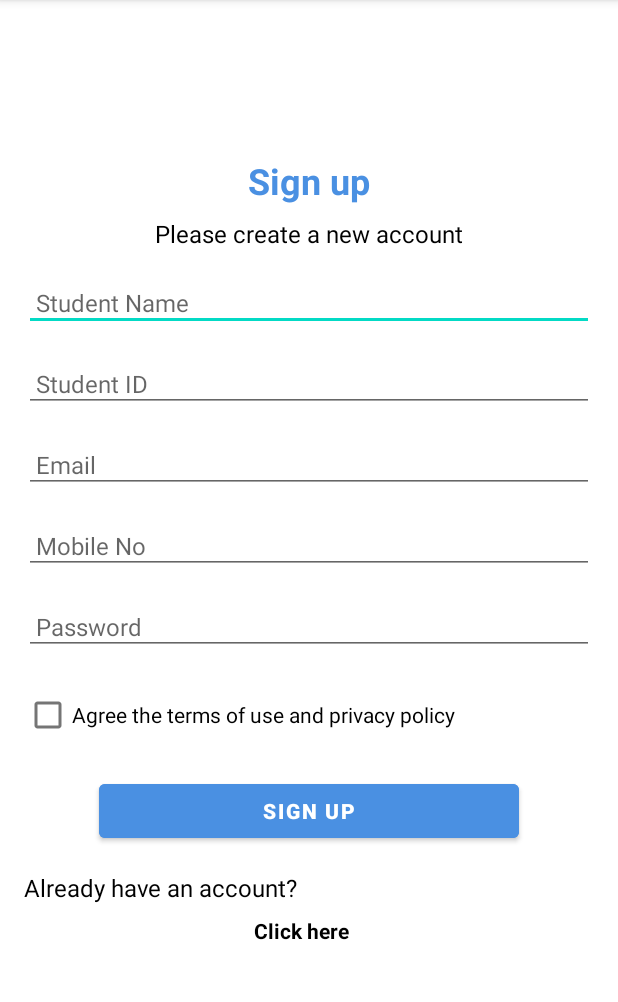
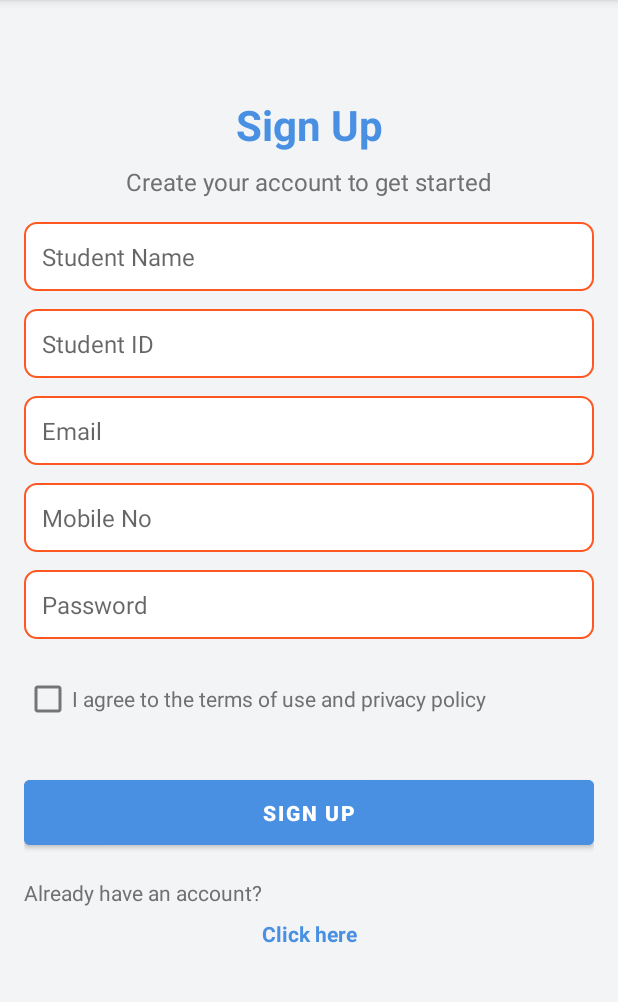
Before and after one commit to Arafat-Porosh/HallEase, an Android app: the signup screen opened directly, with no data from a screen before it, on a phone screen of 412 x 824 dp, the part 84-1086 px from its top. Run offline under Robolectric (Android 15) with nearby library versions, the phone set to English and light mode, and no system bars; our stand-ins replace Firebase (no records; nobody signed in at launch, a user with empty details on screens opened directly).

Commit message:
Change committed

```diff
--- a/app/src/main/java/com/arafatporosh/hallmanagement/Complaint.kt
+++ b/app/src/main/java/com/arafatporosh/hallmanagement/Complaint.kt
@@ -5,5 +5,5 @@ data class Complaint(
     val heading: String = "",
     val details: String = "",
     val timestamp: Long = 0L,
-    val status: String = "Pending" // Default status set to "Pending"
+    val status: String = "Pending"
 )
--- a/app/src/main/java/com/arafatporosh/hallmanagement/ComplaintHistoryAdapter.kt
+++ b/app/src/main/java/com/arafatporosh/hallmanagement/ComplaintHistoryAdapter.kt
@@ -27,7 +27,6 @@ class ComplaintHistoryAdapter(private val complaints: List<Complaint>) :
         holder.date.text = java.text.DateFormat.getDateTimeInstance().format(complaint.timestamp)
         holder.status.text = "Status: ${complaint.status}" // Dynamically set the status
 
-        // Update text color based on status
         holder.status.setTextColor(
             if (complaint.status == "Pending") android.graphics.Color.RED
             else android.graphics.Color.GREEN
--- a/app/src/main/java/com/arafatporosh/hallmanagement/ForgotPassword.kt
+++ b/app/src/main/java/com/arafatporosh/hallmanagement/ForgotPassword.kt
@@ -18,16 +18,11 @@ class ForgotPassword : AppCompatActivity() {
         super.onCreate(savedInstanceState)
         setContentView(R.layout.activity_forgot_password)
 
-        // Initialize Firebase Auth
         auth = FirebaseAuth.getInstance()
 
-        // Initialize views
         emailInput = findViewById(R.id.emailInput)
         continueButton = findViewById(R.id.continueButton)
 
-        // Handle back button click
-
-        // Handle continue button click
         continueButton.setOnClickListener {
             val email = emailInput.text.toString().trim()
 
@@ -37,7 +32,6 @@ class ForgotPassword : AppCompatActivity() {
                 return@setOnClickListener
             }
 
-            // Send password reset email
             auth.sendPasswordResetEmail(email)
                 .addOnCompleteListener { task ->
                     if (task.isSuccessful) {
--- a/app/src/main/java/com/arafatporosh/hallmanagement/WelcomeActivity.kt
+++ b/app/src/main/java/com/arafatporosh/hallmanagement/WelcomeActivity.kt
@@ -12,12 +12,10 @@ class WelcomeActivity : AppCompatActivity() {
         super.onCreate(savedInstanceState)
         setContentView(R.layout.activity_welcome)
 
-        // Simulate a delay before navigating to the Login Page
         Handler(Looper.getMainLooper()).postDelayed({
-            // Navigate to Login Page
             val intent = Intent(this@WelcomeActivity, login::class.java)
             startActivity(intent)
-            finish() // Close Welcome screen
-        }, 5000) // Delay for 3 seconds
+            finish()
+        }, 5000)
     }
 }
--- a/app/src/main/java/com/arafatporosh/hallmanagement/complaintHistory.kt
+++ b/app/src/main/java/com/arafatporosh/hallmanagement/complaintHistory.kt
@@ -17,10 +17,8 @@ class complaintHistory : AppCompatActivity() {
         super.onCreate(savedInstanceState)
         setContentView(R.layout.activity_complaint_history)
 
-        // Initialize Firebase Database
         database = FirebaseDatabase.getInstance().getReference("complaints")
 
-        // Setup RecyclerView
         complaintsRecyclerView = findViewById(R.id.rv_complaint_history)
         complaintsRecyclerView.layoutManager = LinearLayoutManager(this)
         complaintsAdapter = ComplaintHistoryAdapter(complaintsList)
@@ -31,7 +29,7 @@ class complaintHistory : AppCompatActivity() {
     private fun fetchComplaints() {
         database.addValueEventListener(object : ValueEventListener {
             override fun onDataChange(snapshot: DataSnapshot) {
-                complaintsList.clear() // Clear the list to avoid duplicate data
+                complaintsList.clear()
                 for (complaintSnapshot in snapshot.children) {
                     val complaint = complaintSnapshot.getValue(Complaint::class.java)
                     if (complaint != null) {
--- a/app/src/main/java/com/arafatporosh/hallmanagement/login.kt
+++ b/app/src/main/java/com/arafatporosh/hallmanagement/login.kt
@@ -18,7 +18,6 @@ class login : AppCompatActivity() {
         super.onCreate(savedInstanceState)
         setContentView(R.layout.activity_login)
 
-        // Initialize Firebase Auth
         auth = FirebaseAuth.getInstance()
 
         val emailField = findViewById<EditText>(R.id.et_cuet_mail)
@@ -33,7 +32,6 @@ class login : AppCompatActivity() {
         }
 
 
-        // Sign-in button click listener
         signInButton.setOnClickListener {
             val userEmail = emailField.text.toString().trim()
             val password = passwordField.text.toString().trim()
@@ -46,7 +44,6 @@ class login : AppCompatActivity() {
         }
 
         forgotPasswordText.setOnClickListener {
-            // Navigate to Forgot Password page (implement separately if needed)
             val intent = Intent(this, ForgotPassword::class.java)
             startActivity(intent)
         }
@@ -65,7 +62,6 @@ class login : AppCompatActivity() {
                             if (dataSnapshot.exists()) {
                                 val userType = dataSnapshot.child("email").value.toString()
 
-                                // Admin check
                                 if (userEmail == "bbhall@cuet.ac.bd") {
                                     // Navigate to Admin Dashboard
 //                                    val intent = Intent(this, AdminDashboardActivity::class.java)
--- a/app/src/main/java/com/arafatporosh/hallmanagement/signup.kt
+++ b/app/src/main/java/com/arafatporosh/hallmanagement/signup.kt
@@ -41,7 +41,6 @@ class signup : AppCompatActivity() {
             startActivity(intent)
         }
 
-        // Sign-up button click listener
         signUpButton.setOnClickListener {
             val name = studentName.text.toString().trim()
             val id = studentID.text.toString().trim()
@@ -54,7 +53,6 @@ class signup : AppCompatActivity() {
             } else if (!termsCheckBox.isChecked) {
                 Toast.makeText(this, "Please agree to the terms and conditions", Toast.LENGTH_SHORT).show()
             } else {
-                // Create a new user with email and password
                 createNewUser(name, id, userEmail, mobile, pass)
             }
         }
--- a/app/src/main/java/com/arafatporosh/hallmanagement/stuDashboard.kt
+++ b/app/src/main/java/com/arafatporosh/hallmanagement/stuDashboard.kt
@@ -14,7 +14,6 @@ class stuDashboard : AppCompatActivity() {
         super.onCreate(savedInstanceState)
         setContentView(R.layout.activity_stu_dashboard)
 
-        // Set click listeners for the cards
         findViewById<CardView>(R.id.card_create_complaint).setOnClickListener {
             val intent = Intent(this, createComplaint::class.java)
             startActivity(intent)
--- /dev/null
+++ b/app/src/main/res/drawable/edittext_background.xml
@@ -0,0 +1,5 @@
+<shape xmlns:android="http://schemas.android.com/apk/res/android">
+    <solid android:color="#FFFFFF" />
+    <stroke android:width="1dp" android:color="#FF5722" />
+    <corners android:radius="8dp" />
+</shape>
--- a/app/src/main/res/layout/activity_complaint_history.xml
+++ b/app/src/main/res/layout/activity_complaint_history.xml
@@ -6,7 +6,6 @@
     android:layout_width="match_parent"
     android:layout_height="match_parent">
 
-    <!-- RecyclerView -->
     <TextView
         android:id="@+id/tv_title_complaint_history"
         android:layout_width="wrap_content"
--- a/app/src/main/res/layout/activity_create_complaint.xml
+++ b/app/src/main/res/layout/activity_create_complaint.xml
@@ -22,7 +22,6 @@
         app:layout_constraintStart_toStartOf="parent"
         app:layout_constraintTop_toTopOf="parent" />
 
-    <!-- Heading Input Field -->
 
     <TextView
         android:id="@+id/tv_heading_label"
@@ -49,9 +48,6 @@
         app:layout_constraintEnd_toEndOf="parent"
         android:layout_marginTop="8dp" />
 
-    <!-- Complaint Input Label -->
-
-    <!-- Complaint Input Field -->
     <TextView
         android:id="@+id/tv_complaint_label"
         android:layout_width="wrap_content"
@@ -79,7 +75,6 @@
         app:layout_constraintEnd_toEndOf="parent"
         android:layout_marginTop="8dp" />
 
-    <!-- Submit Button -->
     <Button
         android:id="@+id/btn_submit_complaint"
         android:layout_width="0dp"
--- a/app/src/main/res/layout/activity_forgot_password.xml
+++ b/app/src/main/res/layout/activity_forgot_password.xml
@@ -22,7 +22,6 @@
         app:layout_constraintStart_toStartOf="parent"
         app:layout_constraintTop_toTopOf="parent" />
 
-    <!-- Continue Button -->
     <TextView
         android:id="@+id/subtitle"
         android:layout_width="0dp"
--- a/app/src/main/res/layout/activity_signup.xml
+++ b/app/src/main/res/layout/activity_signup.xml
@@ -1,24 +1,20 @@
 <?xml version="1.0" encoding="utf-8"?>
-<androidx.constraintlayout.widget.ConstraintLayout xmlns:android="http://schemas.android.com/apk/res/android"
+<androidx.constraintlayout.widget.ConstraintLayout
+    xmlns:android="http://schemas.android.com/apk/res/android"
     xmlns:app="http://schemas.android.com/apk/res-auto"
     android:layout_width="match_parent"
     android:layout_height="match_parent"
     android:padding="16dp"
-    android:background="#FFFFFF">
-
-
-    <!-- Title -->
-
-    <!-- Subtitle -->
+    android:background="#F3F4F6">
 
     <TextView
         android:id="@+id/title_sign_up"
         android:layout_width="wrap_content"
         android:layout_height="wrap_content"
-        android:layout_marginTop="88dp"
-        android:text="Sign up"
+        android:layout_marginTop="48dp"
+        android:text="Sign Up"
         android:textColor="#4A90E2"
-        android:textSize="24sp"
+        android:textSize="28sp"
         android:textStyle="bold"
         app:layout_constraintEnd_toEndOf="parent"
         app:layout_constraintStart_toStartOf="parent"
@@ -28,22 +24,21 @@
         android:id="@+id/subtitle_sign_up"
         android:layout_width="wrap_content"
         android:layout_height="wrap_content"
-        android:text="Please create a new account"
+        android:text="Create your account to get started"
         android:textSize="16sp"
-        android:textColor="#000000"
+        android:textColor="#707070"
         app:layout_constraintTop_toBottomOf="@id/title_sign_up"
         app:layout_constraintStart_toStartOf="parent"
         app:layout_constraintEnd_toEndOf="parent"
         android:layout_marginTop="8dp" />
 
-    <!-- Student Name -->
     <EditText
         android:id="@+id/et_student_name"
         android:layout_width="0dp"
         android:layout_height="wrap_content"
         android:hint="Student Name"
-        android:textColor="@color/black"
-        android:padding="8dp"
+        android:padding="12dp"
+        android:background="@drawable/edittext_background"
         android:textSize="16sp"
         android:inputType="textPersonName"
         app:layout_constraintTop_toBottomOf="@id/subtitle_sign_up"
@@ -51,120 +46,109 @@
         app:layout_constraintEnd_toEndOf="parent"
         android:layout_marginTop="16dp" />
 
-    <!-- Student ID -->
     <EditText
         android:id="@+id/et_student_id"
         android:layout_width="0dp"
         android:layout_height="wrap_content"
         android:hint="Student ID"
-        android:textColor="@color/black"
-        android:padding="8dp"
+        android:padding="12dp"
+        android:background="@drawable/edittext_background"
         android:textSize="16sp"
         android:inputType="text"
         app:layout_constraintTop_toBottomOf="@id/et_student_name"
         app:layout_constraintStart_toStartOf="parent"
         app:layout_constraintEnd_toEndOf="parent"
-        android:layout_marginTop="16dp" />
+        android:layout_marginTop="12dp" />
 
-    <!-- Department -->
     <EditText
         android:id="@+id/et_mail"
         android:layout_width="0dp"
         android:layout_height="wrap_content"
         android:hint="Email"
-        android:padding="8dp"
+        android:padding="12dp"
+        android:background="@drawable/edittext_background"
         android:textSize="16sp"
-        android:inputType="text"
-        android:textColor="@color/black"
+        android:inputType="textEmailAddress"
         app:layout_constraintTop_toBottomOf="@id/et_student_id"
         app:layout_constraintStart_toStartOf="parent"
         app:layout_constraintEnd_toEndOf="parent"
-        android:layout_marginTop="16dp" />
+        android:layout_marginTop="12dp" />
 
-    <!-- Mobile Number -->
     <EditText
         android:id="@+id/et_mobile_no"
         android:layout_width="0dp"
         android:layout_height="wrap_content"
         android:hint="Mobile No"
-        android:padding="8dp"
+        android:padding="12dp"
+        android:background="@drawable/edittext_background"
         android:textSize="16sp"
         android:inputType="phone"
-        android:textColor="@color/black"
         app:layout_constraintTop_toBottomOf="@id/et_mail"
         app:layout_constraintStart_toStartOf="parent"
         app:layout_constraintEnd_toEndOf="parent"
-        android:layout_marginTop="16dp" />
+        android:layout_marginTop="12dp" />
 
-    <!-- Password -->
     <EditText
         android:id="@+id/et_password"
         android:layout_width="0dp"
         android:layout_height="wrap_content"
         android:hint="Password"
-        android:padding="8dp"
+        android:padding="12dp"
+        android:background="@drawable/edittext_background"
         android:textSize="16sp"
-        android:textColor="@color/black"
         android:inputType="textPassword"
         app:layout_constraintTop_toBottomOf="@id/et_mobile_no"
         app:layout_constraintStart_toStartOf="parent"
         app:layout_constraintEnd_toEndOf="parent"
-        android:layout_marginTop="16dp" />
+        android:layout_marginTop="12dp" />
 
-    <!-- Terms and Conditions -->
     <CheckBox
         android:id="@+id/cb_terms_conditions"
         android:layout_width="wrap_content"
         android:layout_height="wrap_content"
-        android:text="Agree the terms of use and privacy policy"
-        android:textColor="#000000"
+        android:text="I agree to the terms of use and privacy policy"
+        android:textColor="#707070"
         android:textSize="14sp"
         app:layout_constraintTop_toBottomOf="@id/et_password"
         app:layout_constraintStart_toStartOf="parent"
         android:layout_marginTop="16dp" />
 
-    <!-- Sign-Up Button -->
     <Button
         android:id="@+id/btn_sign_up"
         android:layout_width="0dp"
         android:layout_height="wrap_content"
-        android:text="Sign up"
-        android:layout_marginLeft="50dp"
-        android:layout_marginRight="50dp"
+        android:text="SIGN UP"
         android:backgroundTint="#4A90E2"
         android:textColor="#FFFFFF"
         android:textStyle="bold"
+        android:padding="12dp"
         app:layout_constraintTop_toBottomOf="@id/cb_terms_conditions"
         app:layout_constraintStart_toStartOf="parent"
         app:layout_constraintEnd_toEndOf="parent"
-        android:layout_marginTop="16dp" />
+        android:layout_marginTop="24dp" />
 
-    <!-- Already have an account? -->
     <TextView
         android:id="@+id/tv_already_have_account"
         android:layout_width="wrap_content"
         android:layout_height="wrap_content"
         android:text="Already have an account?"
-        android:textSize="16sp"
-        android:textColor="#000000"
+        android:textSize="14sp"
+        android:textColor="#707070"
         app:layout_constraintTop_toBottomOf="@id/btn_sign_up"
         app:layout_constraintStart_toStartOf="parent"
         android:layout_marginTop="16dp" />
 
-    <!-- Sign-In Button -->
     <TextView
         android:id="@+id/tv_click_here"
-        android:layout_width="100dp"
+        android:layout_width="wrap_content"
         android:layout_height="wrap_content"
-        android:layout_marginLeft="50dp"
-        android:layout_marginTop="8dp"
-        android:layout_marginRight="50dp"
         android:text="Click here"
-        android:textColor="@color/black"
+        android:textColor="#4A90E2"
         android:textStyle="bold"
+        android:textSize="14sp"
+        app:layout_constraintTop_toBottomOf="@id/tv_already_have_account"
+        app:layout_constraintStart_toStartOf="parent"
         app:layout_constraintEnd_toEndOf="parent"
-        app:layout_constraintHorizontal_bias="0.573"
-        app:layout_constraintStart_toStartOf="parent"
-        app:layout_constraintTop_toBottomOf="@id/tv_already_have_account" />
+        android:layout_marginTop="8dp" />
 
 </androidx.constraintlayout.widget.ConstraintLayout>
--- a/gradle.properties
+++ b/gradle.properties
@@ -21,3 +21,4 @@ kotlin.code.style=official
 # resources declared in the library itself and none from the library's dependencies,
 # thereby reducing the size of the R class for that library
 android.nonTransitiveRClass=true
+firebase.debug.logging=true
```
Also changed, not shown: app/src/main/AndroidManifest.xml (+20 -11 lines), app/src/main/java/com/arafatporosh/hallmanagement/RoomApply.kt (added, +115 -0 lines), app/src/main/java/com/arafatporosh/hallmanagement/createComplaint.kt (+3 -9 lines), app/src/main/res/layout/activity_room_apply.xml (added, +186 -0 lines), app/src/main/res/layout/custom_spinner_item.xml (added, +8 -0 lines).
